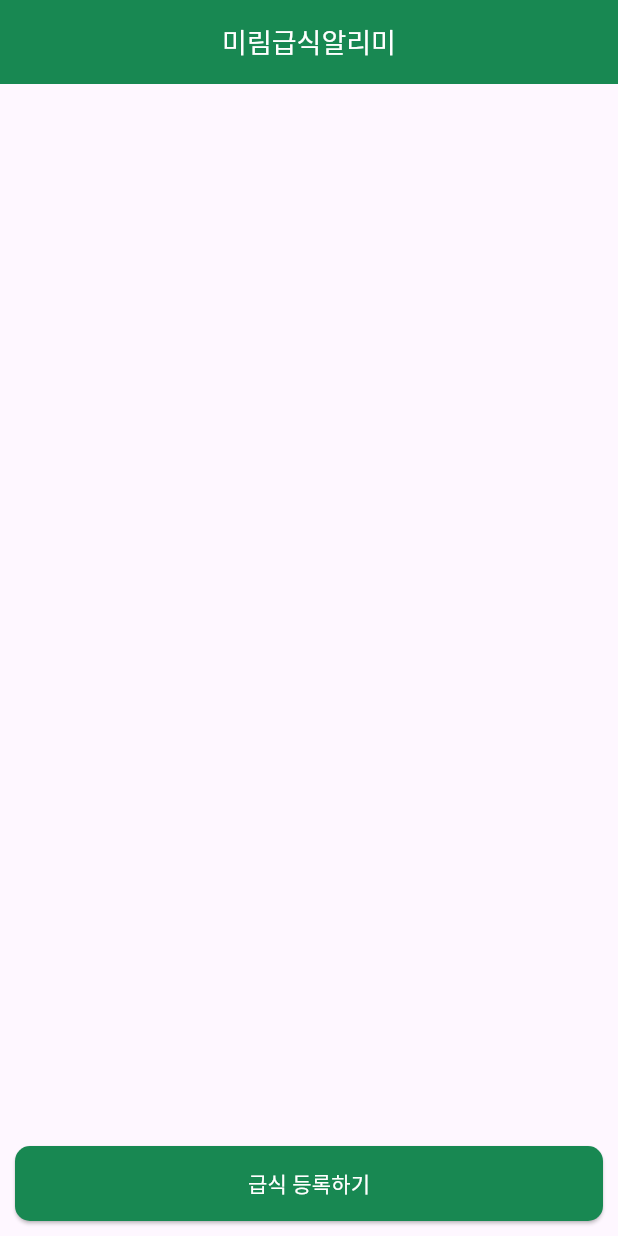
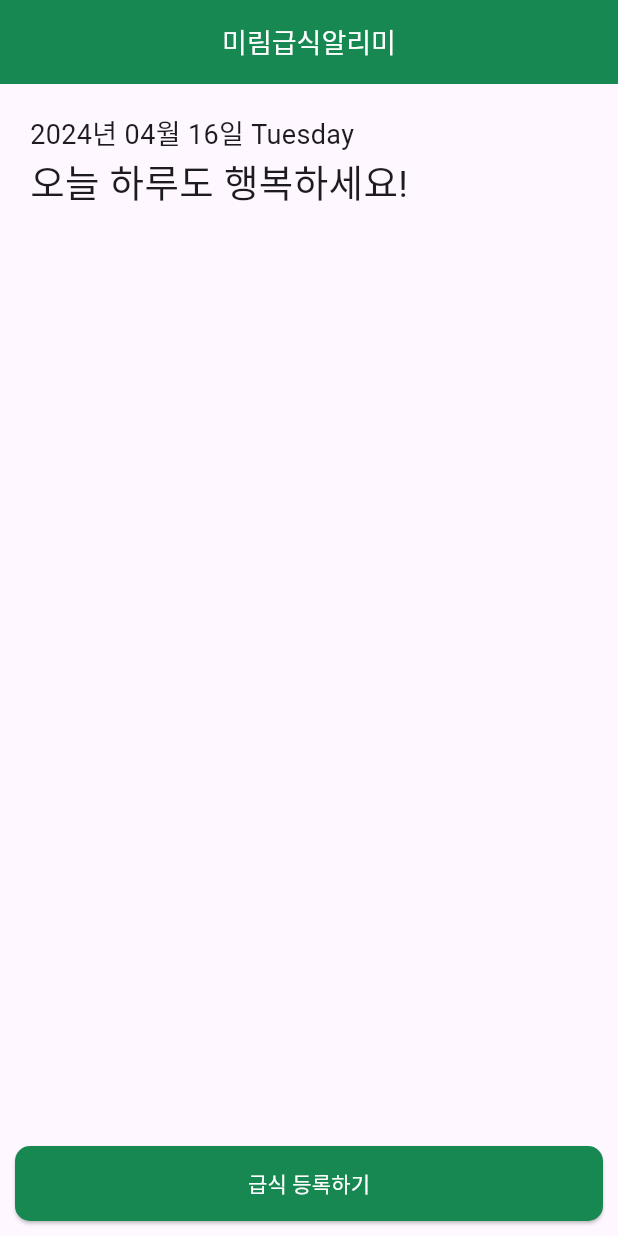
Before and after one commit to de-quei/flutter_school_meal_prac, a Flutter app: the screen it shows after launch, on a phone screen of 412 x 824 dp. Run offline on Flutter 3.47's test engine with Material 3 defaults, Android fonts, the phone set to English and light mode, and no system bars.

Commit message:
오늘 날짜를 불러옵니다.

```diff
--- a/lib/screens/home_screen.dart
+++ b/lib/screens/home_screen.dart
@@ -1,5 +1,5 @@
 import 'package:flutter/material.dart';
-import 'package:flutter/widgets.dart';
+import 'package:intl/intl.dart';
 
 class HomeScreen extends StatefulWidget {
   const HomeScreen({super.key});
@@ -9,6 +9,14 @@ class HomeScreen extends StatefulWidget {
 }
 
 class _HomeScreenState extends State<HomeScreen> {
+  String getToday() {
+    //오늘 날짜 불러오기
+    DateTime now = DateTime.now();
+    DateFormat formatter = DateFormat('yyyy년 MM월 dd일 EEEE');
+    String strToday = formatter.format(now);
+    return strToday;
+  }
+
   @override
   Widget build(BuildContext context) {
     return Scaffold(
@@ -30,10 +38,26 @@ class _HomeScreenState extends State<HomeScreen> {
         children: [
           // Expanded 위젯 추가
           Expanded(
-            child: Container(
-              //data.json을 불러올 부분
-              child: const Column(
-                children: [],
+            child: Padding(
+              padding: const EdgeInsets.all(20.0),
+              child: Container(
+                child: Column(
+                  crossAxisAlignment: CrossAxisAlignment.start,
+                  children: [
+                    Text(
+                      getToday(), //오늘 날짜 불러오기
+                      style: const TextStyle(
+                        fontSize: 18,
+                      ),
+                    ),
+                    const Text(
+                      "오늘 하루도 행복하세요!",
+                      style: TextStyle(
+                        fontSize: 25,
+                      ),
+                    ),
+                  ],
+                ),
               ),
             ),
           ),
--- a/pubspec.yaml
+++ b/pubspec.yaml
@@ -9,6 +9,7 @@ environment:
 dependencies:
   flutter:
     sdk: flutter
+  intl: ^0.19.0
   provider: ^6.1.2
 
 dev_dependencies:
```
Also changed, not shown: pubspec.lock.
